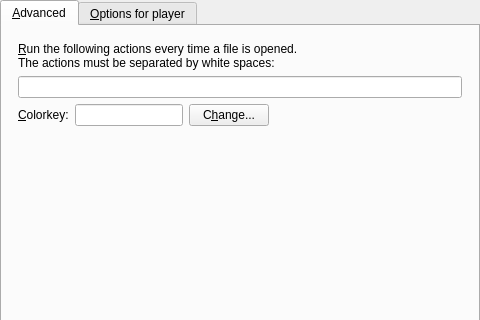
Old version of the form src/gui/pref/advanced.ui in the repository wilbert2000/wzplayer; both pictures show x 0 to 480 and y 0 to 320 of the 480 by 500 pixel window.
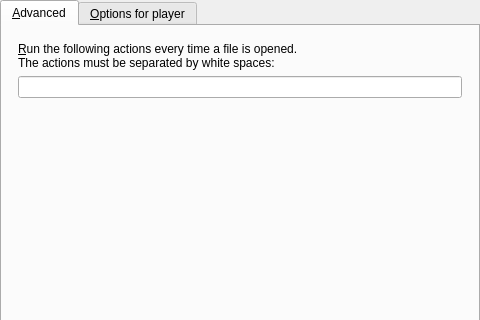
New version of the form.

Commit message: Removed no longer used color key controls

Patch:
```diff
--- a/src/gui/pref/advanced.ui
+++ b/src/gui/pref/advanced.ui
@@ -48,65 +48,6 @@
          </item>
         </layout>
        </item>
-       <item>
-        <layout class="QHBoxLayout" name="color_key_layout">
-         <property name="leftMargin">
-          <number>0</number>
-         </property>
-         <property name="rightMargin">
-          <number>0</number>
-         </property>
-         <property name="bottomMargin">
-          <number>0</number>
-         </property>
-         <item>
-          <widget class="QLabel" name="colorkey_label">
-           <property name="text">
-            <string>&amp;Colorkey:</string>
-           </property>
-           <property name="wordWrap">
-            <bool>false</bool>
-           </property>
-           <property name="buddy">
-            <cstring>colorkey_view</cstring>
-           </property>
-          </widget>
-         </item>
-         <item>
-          <widget class="QLineEdit" name="colorkey_view">
-           <property name="sizePolicy">
-            <sizepolicy hsizetype="Minimum" vsizetype="Fixed">
-             <horstretch>0</horstretch>
-             <verstretch>0</verstretch>
-            </sizepolicy>
-           </property>
-          </widget>
-         </item>
-         <item>
-          <widget class="QPushButton" name="changeButton">
-           <property name="text">
-            <string>C&amp;hange...</string>
-           </property>
-          </widget>
-         </item>
-         <item>
-          <spacer>
-           <property name="orientation">
-            <enum>Qt::Horizontal</enum>
-           </property>
-           <property name="sizeType">
-            <enum>QSizePolicy::Expanding</enum>
-           </property>
-           <property name="sizeHint" stdset="0">
-            <size>
-             <width>131</width>
-             <height>21</height>
-            </size>
-           </property>
-          </spacer>
-         </item>
-        </layout>
-       </item>
        <item>
         <spacer>
          <property name="orientation">
```
Left out of the diff: 2 changed lines with no effect on the pictures. The commit also changes 2 other files.
